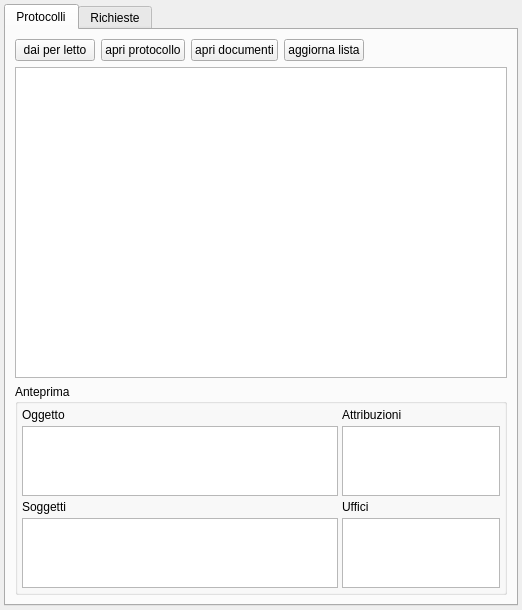
The window that src/com/axiastudio/suite/protocollo/forms/scrivania.ui (tizianolattisi/suitegda) describes before a commit, drawn with Qt 5.
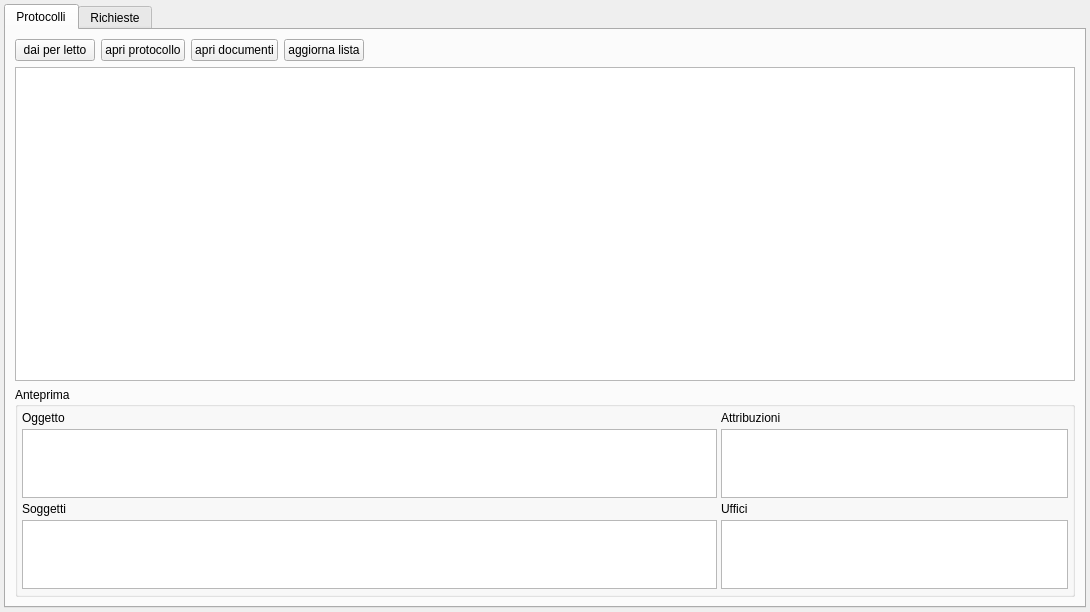
The same window after the commit.

What changed in the file:
```diff
--- a/src/com/axiastudio/suite/protocollo/forms/scrivania.ui
+++ b/src/com/axiastudio/suite/protocollo/forms/scrivania.ui
@@ -6,8 +6,8 @@
    <rect>
     <x>0</x>
     <y>0</y>
-    <width>522</width>
-    <height>610</height>
+    <width>1090</width>
+    <height>612</height>
    </rect>
   </property>
   <property name="windowTitle">
@@ -20,15 +20,27 @@
     </property>
     <item>
      <widget class="QTabWidget" name="tabWidget">
+      <property name="minimumSize">
+       <size>
+        <width>900</width>
+        <height>300</height>
+       </size>
+      </property>
       <property name="currentIndex">
        <number>0</number>
       </property>
-      <widget class="QWidget" name="tab">
+      <widget class="QWidget" name="tabProtocolli">
+       <property name="minimumSize">
+        <size>
+         <width>0</width>
+         <height>0</height>
+        </size>
+       </property>
        <attribute name="title">
         <string>Protocolli</string>
        </attribute>
-       <layout class="QVBoxLayout" name="verticalLayout_2" stretch="0,2,1">
-        <item>
+       <layout class="QGridLayout" name="gridLayout_3" rowstretch="0,3,2">
+        <item row="0" column="0">
          <layout class="QHBoxLayout" name="horizontalLayout">
           <item>
            <widget class="QPushButton" name="pushButtonDaiPerLetto">
@@ -73,11 +85,23 @@
           </item>
          </layout>
         </item>
-        <item>
+        <item row="1" column="0">
          <widget class="QTableView" name="attribuzioni"/>
         </item>
-        <item>
+        <item row="2" column="0">
          <widget class="QGroupBox" name="groupBox">
+          <property name="minimumSize">
+           <size>
+            <width>0</width>
+            <height>160</height>
+           </size>
+          </property>
+          <property name="maximumSize">
+           <size>
+            <width>16777215</width>
+            <height>300</height>
+           </size>
+          </property>
           <property name="title">
            <string>Anteprima</string>
           </property>
```
Left out of the diff: 71 changed lines with no effect on the pictures.
